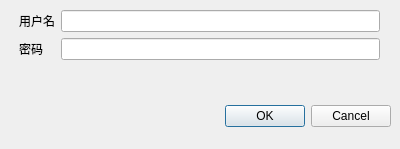
Before: the Qt Designer form logindialog.ui in Dalizi/option_calculator, drawn with Qt 5.
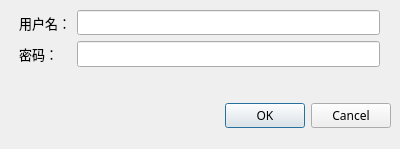
After: the same form once the commit is applied.

```diff
--- a/logindialog.ui
+++ b/logindialog.ui
@@ -10,6 +10,11 @@
     <height>149</height>
    </rect>
   </property>
+  <property name="font">
+   <font>
+    <family>WenQuanYi Micro Hei</family>
+   </font>
+  </property>
   <property name="windowTitle">
    <string>Dialog</string>
   </property>
@@ -35,14 +40,29 @@
      <x>19</x>
      <y>10</y>
      <width>361</width>
-     <height>80</height>
+     <height>81</height>
     </rect>
    </property>
    <layout class="QFormLayout" name="formLayout">
     <item row="0" column="0">
      <widget class="QLabel" name="userNameLabel">
+      <property name="font">
+       <font>
+        <family>WenQuanYi Micro Hei</family>
+        <pointsize>10</pointsize>
+        <weight>50</weight>
+        <italic>false</italic>
+        <bold>false</bold>
+       </font>
+      </property>
+      <property name="styleSheet">
+       <string notr="true">font: 10pt &quot;WenQuanYi Micro Hei&quot;;</string>
+      </property>
       <property name="text">
-       <string>用户名</string>
+       <string>用户名：</string>
+      </property>
+      <property name="textFormat">
+       <enum>Qt::AutoText</enum>
       </property>
      </widget>
     </item>
@@ -51,13 +71,36 @@
     </item>
     <item row="1" column="0">
      <widget class="QLabel" name="passwordLabel">
+      <property name="font">
+       <font>
+        <family>WenQuanYi Micro Hei</family>
+        <pointsize>10</pointsize>
+        <weight>50</weight>
+        <italic>false</italic>
+        <bold>false</bold>
+       </font>
+      </property>
+      <property name="styleSheet">
+       <string notr="true">font: 10pt &quot;WenQuanYi Micro Hei&quot;;</string>
+      </property>
       <property name="text">
-       <string>密码</string>
+       <string comment="测试">密码：</string>
+      </property>
+      <property name="scaledContents">
+       <bool>true</bool>
       </property>
      </widget>
     </item>
     <item row="1" column="1">
      <widget class="QLineEdit" name="passwordLineEdit">
+      <property name="font">
+       <font>
+        <pointsize>10</pointsize>
+       </font>
+      </property>
+      <property name="locale">
+       <locale language="Chinese" country="China"/>
+      </property>
       <property name="inputMask">
        <string/>
       </property>
```
Left out of the diff: 2 changed lines with no effect on the pictures.
